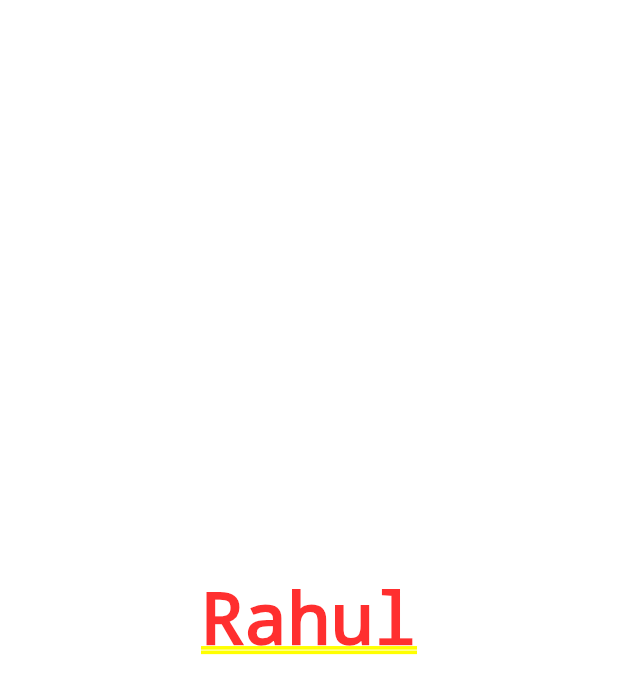
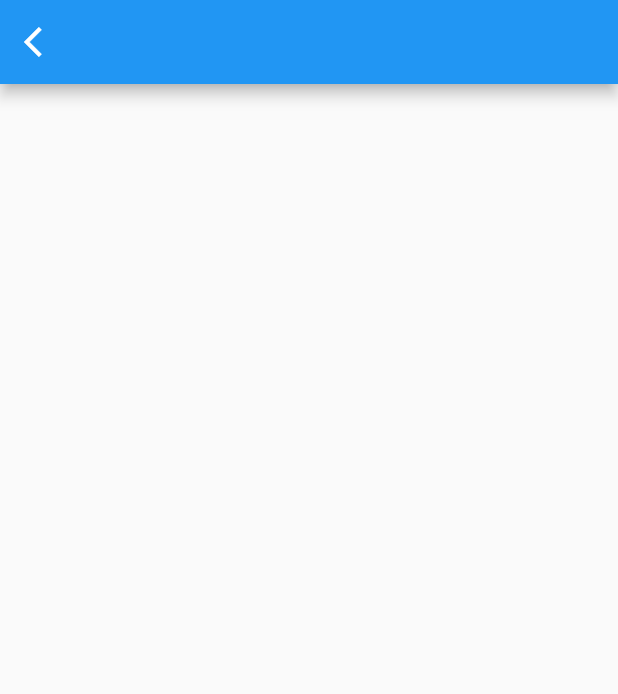
Before and after one commit to devniraj0045/new-flutter-learning, a Flutter app: the screen it shows after launch, after a tap on the "home" icon, on a phone screen of 412 x 824 dp. Shown: the top 694 px of the screen. Run offline on Flutter 3.47's test engine with Material 2 defaults, Android fonts, the phone set to English and light mode, and no system bars.

Commit message:
drawer+pages with back button in new widget

```diff
--- a/lib/Screen/ex.dart
+++ b/lib/Screen/ex.dart
@@ -1,14 +1,41 @@
 import 'package:flutter/material.dart';
 
-class MyWidget extends StatelessWidget {
-  const MyWidget({Key? key}) : super(key: key);
+import 'home_page.dart';
+
+class MyWidgetPage extends StatelessWidget {
+  const MyWidgetPage({Key? key}) : super(key: key);
 
   @override
   Widget build(BuildContext context) {
-    return Container(
-      child: Center(
-        child: Text("Rahul"),
+    return Scaffold(
+      appBar: AppBar(
+        leading: IconButton(
+          onPressed: () {
+            Navigator.push(
+                context,
+                MaterialPageRoute(
+                  builder: (context) => HomePage(),
+                ));
+          }, // Handle your on tap here.
+          icon: Icon(Icons.arrow_back_ios),
+        ),
       ),
     );
+    //   body: Container(
+    //     child: Center(
+    //       child: Column(
+    //         children: [
+    //           ElevatedButton(
+    //             onPressed: () {
+    //               Navigator.push(context,
+    //                   MaterialPageRoute(builder: (context) => HomePage()));
+    //             },
+    //             child: Text("GO back"),
+    //           ),
+    //         ],
+    //       ),
+    //     ),
+    //   ),
+    // );
   }
 }
--- a/lib/Screen/home_page.dart
+++ b/lib/Screen/home_page.dart
@@ -1,5 +1,3 @@
-import 'dart:html';
-
 import 'package:flutter/material.dart';
 
 import 'ex.dart';
@@ -31,22 +29,16 @@ class HomePage extends StatelessWidget {
         children: <Widget>[
           ElevatedButton(
             onPressed: () {
-              // Navigator.pop(context);
+              Navigator.pop(context);
               Navigator.push(
                 context,
-                MaterialPageRoute(builder: (context) => const MyWidget()),
+                MaterialPageRoute(
+                  builder: (context) => MyWidgetPage(),
+                ),
               );
             },
-            child: Container(
-              child: Icon(Icons.home),
-
-              padding: const EdgeInsets.all(8),
-              //color: Colors.teal[100],
-
-              // children: const Text("He'd have you all unravel at the"),
-            ),
-          ),
-          Container(
+            child: Icon(Icons.home),
+          ),          Container(
             child: Icon(Icons.search),
             padding: const EdgeInsets.all(8),
             color: Colors.teal[200],
```
